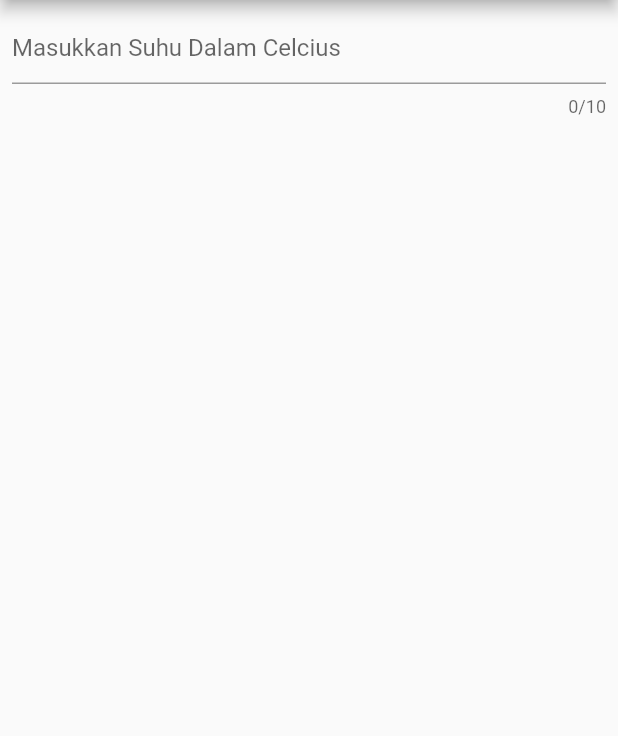
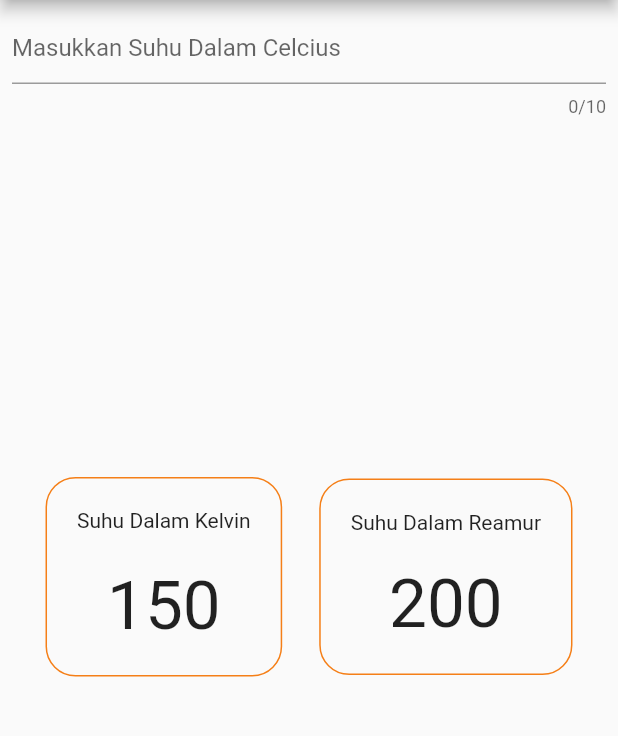
Before and after one commit to dhikaainul/konversi-suhu-v2, a Flutter app: the screen it shows after launch, on a phone screen of 412 x 824 dp, the part 84-820 px from its top. Run offline on Flutter 3.47's test engine with Material 2 defaults, Android fonts, the phone set to English and light mode, and no system bars.

Commit message:
add suhu dalam kelvin dan reamur

```diff
--- a/statefull_widget_project/lib/main.dart
+++ b/statefull_widget_project/lib/main.dart
@@ -34,6 +34,47 @@ class MyApp extends StatelessWidget {
                   FilteringTextInputFormatter.digitsOnly
                 ],
               ),
+              Container(
+                margin: EdgeInsets.fromLTRB(10, 240, 10, 0),
+                child: Row(
+                  mainAxisAlignment: MainAxisAlignment.spaceAround,
+                  children: [
+                    Container(
+                      padding: EdgeInsets.all(20),
+                      decoration: BoxDecoration(
+                          border: Border.all(color: Colors.yellow[900]),
+                          borderRadius: BorderRadius.circular(20)),
+                      child: Column(
+                        crossAxisAlignment: CrossAxisAlignment.center,
+                        children: [
+                          Text("Suhu Dalam Kelvin"),
+                          SizedBox(height: 22),
+                          Text("150", style: TextStyle(fontSize: 45))
+                        ],
+                      ),
+                    ),
+                    Container(
+                      padding: EdgeInsets.all(20),
+                      decoration: BoxDecoration(
+                          border: Border.all(color: Colors.yellow[900]),
+                          borderRadius: BorderRadius.circular(20)),
+                      child: Column(
+                        crossAxisAlignment: CrossAxisAlignment.center,
+                        children: [
+                          Text("Suhu Dalam Reamur"),
+                          SizedBox(
+                            height: 20,
+                          ),
+                          Text(
+                            "200",
+                            style: TextStyle(fontSize: 45),
+                          )
+                        ],
+                      ),
+                    )
+                  ],
+                ),
+              ),
             ],
           ),
         ),
```
